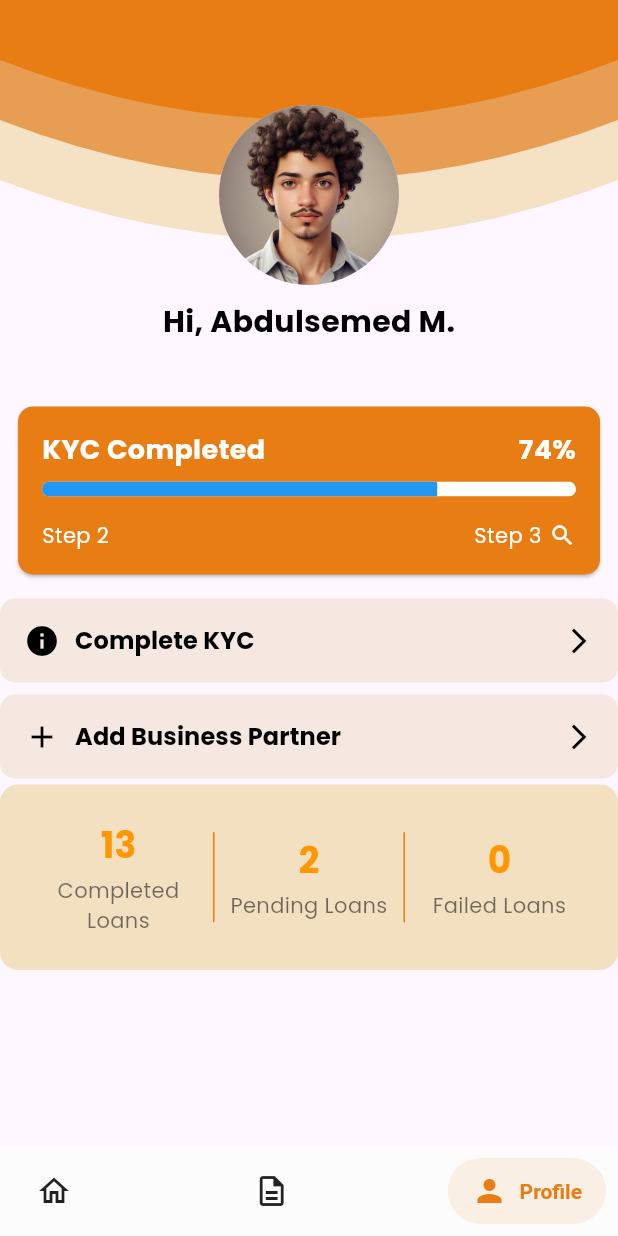
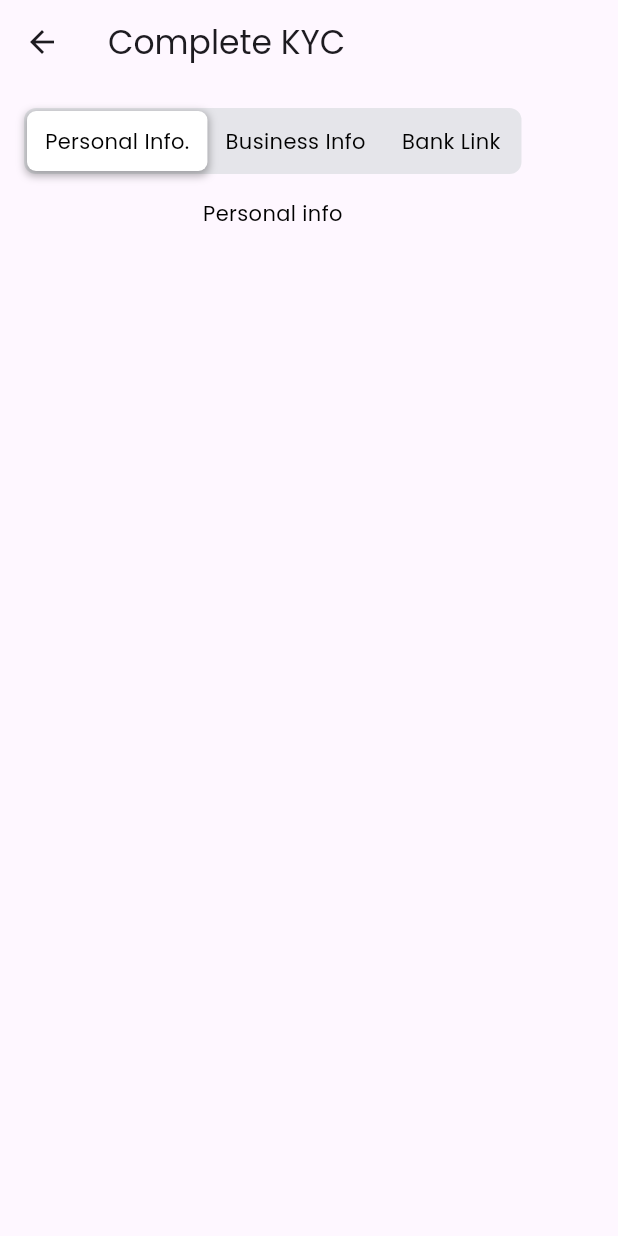
Before and after one commit to AbdulsemedM/Is-Fin, a Flutter app: the DashboardPage screen opened directly, item 3 of the bottom bar chosen, after a tap on "Complete KYC", on a phone screen of 412 x 824 dp. Run offline on Flutter 3.47's test engine with Material 3 defaults, Android fonts, the phone set to English and light mode, and no system bars; drawn by our look-alikes of custom_sliding_segmented_control, salomon_bottom_bar; our stand-ins replace bottom_navy_bar.

Commit message:
KYC page

```diff
--- /dev/null
+++ b/lib/features/KYC/presentation/screen/kyc_screen.dart
@@ -0,0 +1,71 @@
+import 'package:custom_sliding_segmented_control/custom_sliding_segmented_control.dart';
+import 'package:flutter/cupertino.dart';
+import 'package:flutter/material.dart';
+import 'package:ifb_loan/features/KYC/presentation/widgets/bank_link.dart';
+import 'package:ifb_loan/features/KYC/presentation/widgets/business_info.dart';
+import 'package:ifb_loan/features/KYC/presentation/widgets/personal_info.dart';
+
+class CompleteKYCDetail extends StatefulWidget {
+  @override
+  _CompleteKYCDetailState createState() => _CompleteKYCDetailState();
+}
+
+class _CompleteKYCDetailState extends State<CompleteKYCDetail> {
+  int _selectedValue = 1; // Initial tab selected
+
+  // Define your different screens as widgets
+  final Map<int, Widget> _screens = {
+    1: PersonalInfo(),
+    2: BusinessInfo(),
+    3: BankLink(),
+  };
+
+  @override
+  Widget build(BuildContext context) {
+    return Scaffold(
+      appBar: AppBar(title: Text('Complete KYC')),
+      body: Column(
+        children: [
+          Padding(
+            padding: const EdgeInsets.all(16.0),
+            child: CustomSlidingSegmentedControl<int>(
+              initialValue: _selectedValue,
+              children: {
+                1: Text('Personal Info.'),
+                2: Text('Business Info'),
+                3: Text('Bank Link'),
+              },
+              decoration: BoxDecoration(
+                color: CupertinoColors.lightBackgroundGray,
+                borderRadius: BorderRadius.circular(8),
+              ),
+              thumbDecoration: BoxDecoration(
+                color: Colors.white,
+                borderRadius: BorderRadius.circular(6),
+                boxShadow: [
+                  BoxShadow(
+                    color: Colors.black.withOpacity(.3),
+                    blurRadius: 4.0,
+                    spreadRadius: 1.0,
+                    offset: Offset(0.0, 2.0),
+                  ),
+                ],
+              ),
+              duration: Duration(milliseconds: 300),
+              curve: Curves.easeInToLinear,
+              onValueChanged: (value) {
+                setState(() {
+                  _selectedValue = value; // Update the selected value
+                });
+              },
+            ),
+          ),
+          Expanded(
+            // Display the selected screen based on _selectedValue
+            child: _screens[_selectedValue] ?? Container(),
+          ),
+        ],
+      ),
+    );
+  }
+}
--- /dev/null
+++ b/lib/features/KYC/presentation/widgets/bank_link.dart
@@ -0,0 +1,19 @@
+import 'package:flutter/material.dart';
+
+class BankLink extends StatefulWidget {
+  const BankLink({super.key});
+
+  @override
+  State<BankLink> createState() => _BankLinkState();
+}
+
+class _BankLinkState extends State<BankLink> {
+  @override
+  Widget build(BuildContext context) {
+    return Container(
+      child: Column(
+        children: [Text("Bank Link")],
+      ),
+    );
+  }
+}
--- /dev/null
+++ b/lib/features/KYC/presentation/widgets/business_info.dart
@@ -0,0 +1,19 @@
+import 'package:flutter/material.dart';
+
+class BusinessInfo extends StatefulWidget {
+  const BusinessInfo({super.key});
+
+  @override
+  State<BusinessInfo> createState() => _BusinessInfoState();
+}
+
+class _BusinessInfoState extends State<BusinessInfo> {
+  @override
+  Widget build(BuildContext context) {
+    return Container(
+      child: Column(
+        children: [Text("Business Info")],
+      ),
+    );
+  }
+}
--- /dev/null
+++ b/lib/features/KYC/presentation/widgets/personal_info.dart
@@ -0,0 +1,19 @@
+import 'package:flutter/material.dart';
+
+class PersonalInfo extends StatefulWidget {
+  const PersonalInfo({super.key});
+
+  @override
+  State<PersonalInfo> createState() => _PersonalInfoState();
+}
+
+class _PersonalInfoState extends State<PersonalInfo> {
+  @override
+  Widget build(BuildContext context) {
+    return Container(
+      child: Column(
+        children: [Text("Personal info")],
+      ),
+    );
+  }
+}
--- a/lib/features/profile/presentation/screens/profile_screen.dart
+++ b/lib/features/profile/presentation/screens/profile_screen.dart
@@ -1,4 +1,8 @@
 import 'package:flutter/material.dart';
+import 'package:ifb_loan/app/app_button.dart';
+import 'package:ifb_loan/app/utils/app_colors.dart';
+import 'package:ifb_loan/app/utils/app_theme.dart';
+import 'package:ifb_loan/features/KYC/presentation/screen/kyc_screen.dart';
 import 'package:ifb_loan/features/profile/presentation/widgets/custome_list_button.dart';
 import 'package:ifb_loan/features/profile/presentation/widgets/kyc_card_widget.dart';
 import 'package:ifb_loan/features/profile/presentation/widgets/loan_status_card.dart';
@@ -24,7 +28,7 @@ class _ProfileScreenState extends State<ProfileScreen> {
               painter: CurvedPainter(),
             ),
             // Add content inside the stack if needed, e.g., profile picture, settings icon
-            Positioned(
+            const Positioned(
               top: 70,
               left: 0,
               right: 0,
@@ -42,27 +46,32 @@ class _ProfileScreenState extends State<ProfileScreen> {
             ),
           ],
         ),
-        Text(
+        const Text(
           "Hi, Abdulsemed M.",
           style: TextStyle(fontSize: 20, fontWeight: FontWeight.bold),
         ),
-        SizedBox(
-          height: 30,
+        const SizedBox(
+          height: 20,
         ),
-        Padding(
-          padding: const EdgeInsets.all(8.0),
+        const Padding(
+          padding: EdgeInsets.all(8.0),
           child: KycProgressCard(
             title: 'KYC Completed',
             percent: 0.74, // 74%
           ),
         ),
-        Column(
+        Padding(
+          padding: const EdgeInsets.all(8.0),
+          child: Column(
             children: [
               CustomListButton(
                 icon: Icons.info,
                 title: 'Complete KYC',
                 onPressed: () {
-                // Callback for Complete KYC button
+                  Navigator.push(
+                      context,
+                      MaterialPageRoute(
+                          builder: (context) => CompleteKYCDetail()));
                 },
               ),
               CustomListButton(
@@ -72,12 +81,29 @@ class _ProfileScreenState extends State<ProfileScreen> {
                   // Callback for Add Business Partner button
                 },
               ),
-            LoanStatusCard(
+              SizedBox(height: 10),
+              const LoanStatusCard(
                 completedLoans: 13,
                 pendingLoans: 2,
                 failedLoans: 0,
               ),
+              Padding(
+                padding: const EdgeInsets.all(12.0),
+                child: Text(
+                    textAlign: TextAlign.center,
+                    "If you are here as a product seller and wanted to fill a form or check status please click the button bellow"),
+              ),
+              MyButton(
+                  height: ScreenConfig.screenHeight * 0.06,
+                  width: ScreenConfig.screenWidth * 0.9,
+                  backgroundColor: AppColors.primaryDarkColor,
+                  onPressed: () {},
+                  buttonText: Text(
+                    "Click-Here",
+                    style: TextStyle(color: Colors.white),
+                  ))
             ],
+          ),
         )
       ],
     );
--- a/lib/features/profile/presentation/widgets/loan_status_card.dart
+++ b/lib/features/profile/presentation/widgets/loan_status_card.dart
@@ -17,7 +17,7 @@ class LoanStatusCard extends StatelessWidget {
   @override
   Widget build(BuildContext context) {
     return Container(
-      height: MediaQuery.of(context).size.height * 0.15,
+      height: MediaQuery.of(context).size.height * 0.12,
       padding: const EdgeInsets.all(16),
       decoration: BoxDecoration(
         color: const Color.fromARGB(255, 243, 224, 193),
--- a/pubspec.yaml
+++ b/pubspec.yaml
@@ -37,6 +37,7 @@ dependencies:
   salomon_bottom_bar: ^3.3.2
   bottom_navy_bar: ^6.1.0
   card_slider: ^1.0.5
+  custom_sliding_segmented_control: ^1.8.3
 
 dev_dependencies:
   flutter_test:
```
Also changed, not shown: pubspec.lock. Lines whose indentation alone changed are shown as unchanged.
